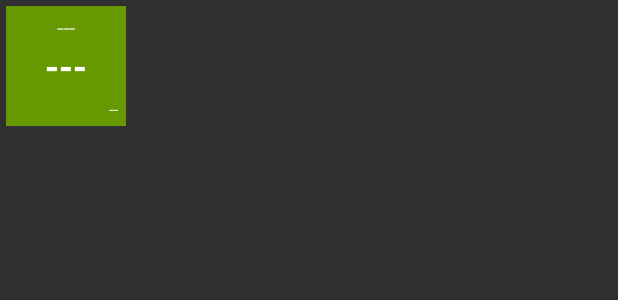
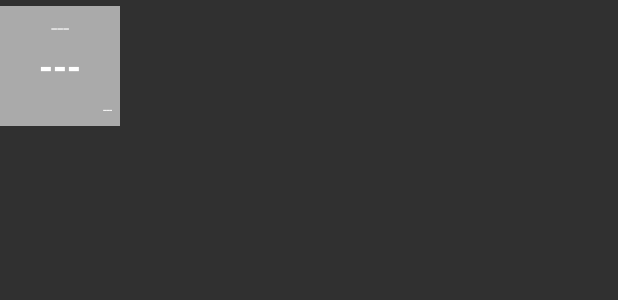
Before and after one commit to bedawi/Smog, an Android app: the layout station_item.xml on its own in the app's theme, with its tools: preview values and no code run, on a phone screen of 412 x 824 dp. Shown: the top 300 px of the screen. Run offline under Robolectric (Android 15) with nearby library versions, the phone set to English and light mode, and no system bars.

Commit message:
Worked on list design

```diff
--- a/app/src/main/res/layout/station_item.xml
+++ b/app/src/main/res/layout/station_item.xml
@@ -3,11 +3,14 @@
                 android:id="@+id/measurementBox"
                 android:layout_width="80dp"
                 android:layout_height="80dp"
-                android:background="@android:color/holo_green_dark"
+                android:background="@android:color/darker_gray"
                 android:clickable="true"
                 android:orientation="vertical"
                 android:gravity="center_vertical"
-                android:layout_margin="4dp">
+                android:layout_marginTop="4dp"
+                android:layout_marginBottom="4dp"
+                android:layout_marginLeft="0dp"
+                android:layout_marginRight="8dp">
 
     <TextView
         android:id="@+id/measurementTypeTextView"
--- a/app/src/main/res/values/colors.xml
+++ b/app/src/main/res/values/colors.xml
@@ -1,7 +1,7 @@
 <?xml version="1.0" encoding="utf-8"?>
 <resources>
     <color name="colorPrimary">#FF0000</color>
-    <color name="colorPrimaryDark">#303f9f</color>
+    <color name="colorPrimaryDark">#0a0e24</color>
     <color name="colorAccent">#FF4081</color>
     <color name="aqi_good">#8eb135</color>
     <color name="aqi_moderate">#dea92a</color>
```
Also changed, not shown: app/src/main/java/de/benjamindahlhoff/smog/Adapters/StationsAdapter.java (+5 -14 lines), app/src/main/res/layout/activity_stations.xml (+8 -1 lines), app/src/main/res/layout/stations_list.xml (renamed from app/src/main/res/layout/stations_list_item.xml, +14 -9 lines).
